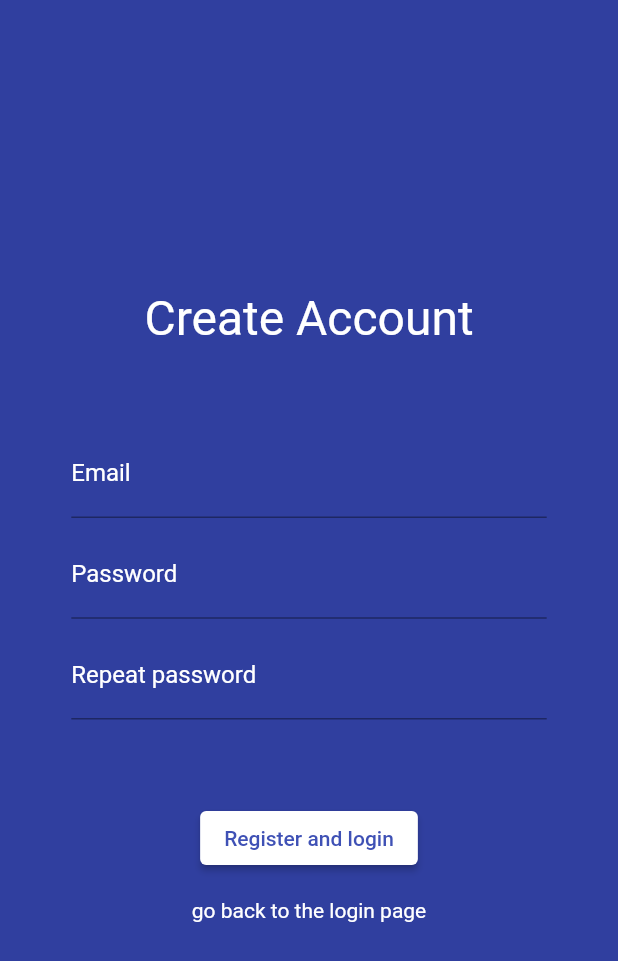
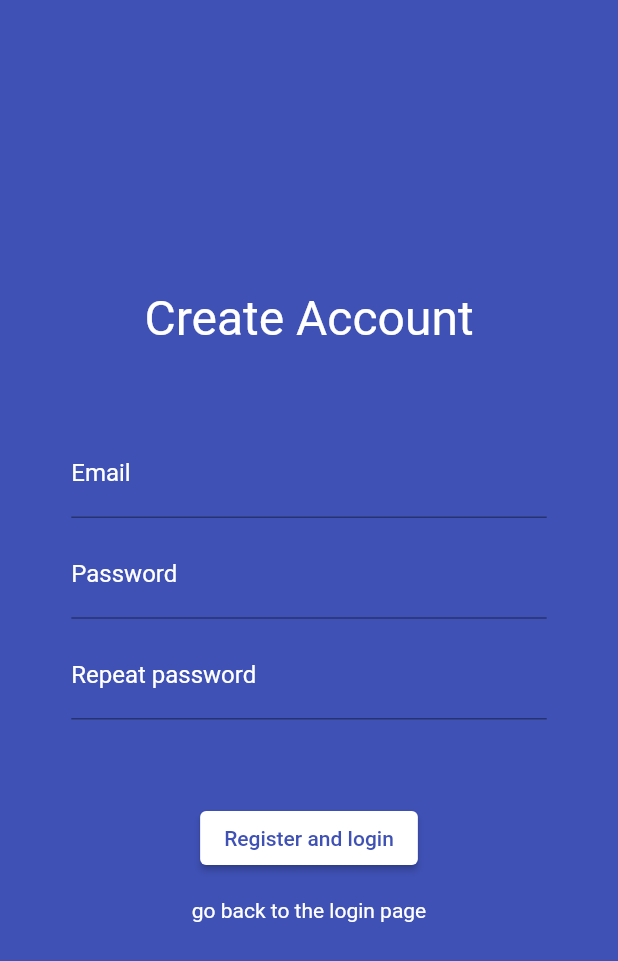
Before and after one commit to p-olszewski/fluttify, a Flutter app: the screen it shows after launch, after a tap on "go to registration page", on a phone screen of 412 x 824 dp. Shown: the top 961 px of the screen. Run offline on Flutter 3.47's test engine with Material 2 defaults, Android fonts, the phone set to English and light mode, and no system bars; our stand-ins replace firebase_auth, firebase_core, fluttertoast; accounts and stored records are empty.

```diff
--- a/lib/login/login.dart
+++ b/lib/login/login.dart
@@ -1,3 +1,4 @@
+import 'package:animations/animations.dart';
 import 'package:flutter/material.dart';
 import 'package:fluttertoast/fluttertoast.dart';
 import 'package:fluttify/services/auth.dart';
@@ -15,8 +16,9 @@ class _LoginState extends State<Login> with SingleTickerProviderStateMixin {
   final TextEditingController _emailFieldController = TextEditingController();
   final TextEditingController _passwordFieldController = TextEditingController();
   final TextEditingController _repeatedPasswordFieldController = TextEditingController();
+  final Color _color = Colors.indigo;
   bool _isLoginPage = true;
-  Color _color = Colors.indigo;
+  int _key = 1;
 
   @override
   Widget build(BuildContext context) {
@@ -24,8 +26,21 @@ class _LoginState extends State<Login> with SingleTickerProviderStateMixin {
     var screenHeight = MediaQuery.of(context).size.height;
 
     return Scaffold(
-      body: AnimatedContainer(
+      // outer container to cover white animation background
+      body: Container(
+        width: screenWidth,
+        height: screenHeight,
+        color: _color,
+        child: AnimatedSwitcher(
           duration: const Duration(milliseconds: 300),
+          transitionBuilder: (Widget child, Animation<double> animation) => FadeThroughTransition(
+            animation: animation,
+            secondaryAnimation: Tween<double>(begin: 0, end: 0).animate(animation),
+            child: child,
+          ),
+          // main container
+          child: Container(
+            key: ValueKey<int>(_key),
             width: screenWidth,
             height: screenHeight,
             color: _color,
@@ -84,7 +99,7 @@ class _LoginState extends State<Login> with SingleTickerProviderStateMixin {
                     _passwordFieldController.clear();
                     _repeatedPasswordFieldController.clear();
                     FocusScope.of(context).unfocus();
-                _color = _isLoginPage ? Colors.indigo : Colors.indigo.shade700;
+                    _key = _isLoginPage ? 1 : 2;
                   }),
                   child: Text(
                     _isLoginPage ? "go to registration page" : "go back to the login page",
@@ -94,6 +109,8 @@ class _LoginState extends State<Login> with SingleTickerProviderStateMixin {
               ],
             ),
           ),
+        ),
+      ),
     );
   }
 }
--- a/pubspec.yaml
+++ b/pubspec.yaml
@@ -40,6 +40,7 @@ dependencies:
   firebase_auth: ^4.2.10
   cloud_firestore: ^4.4.4
   fluttertoast: ^8.2.1
+  animations: ^2.0.7
 
 dev_dependencies:
   flutter_test:
```
Also changed, not shown: pubspec.lock. Lines whose indentation alone changed are shown as unchanged.
